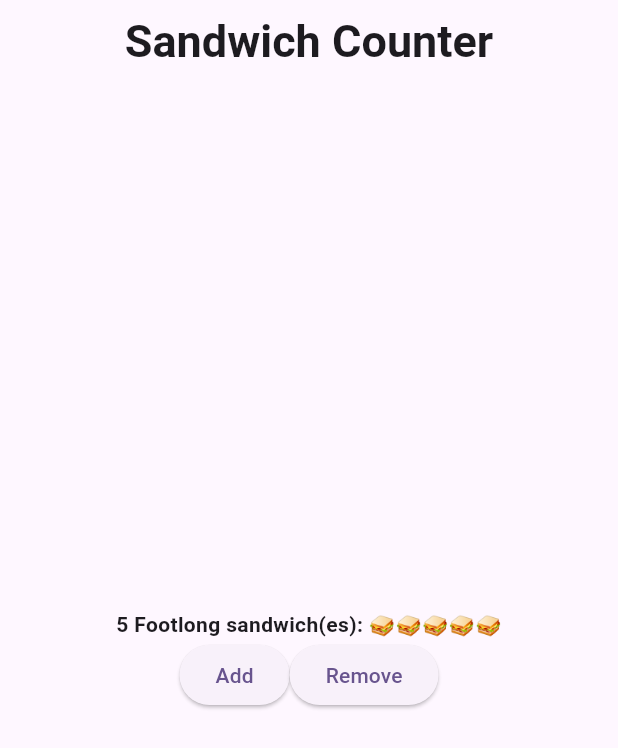
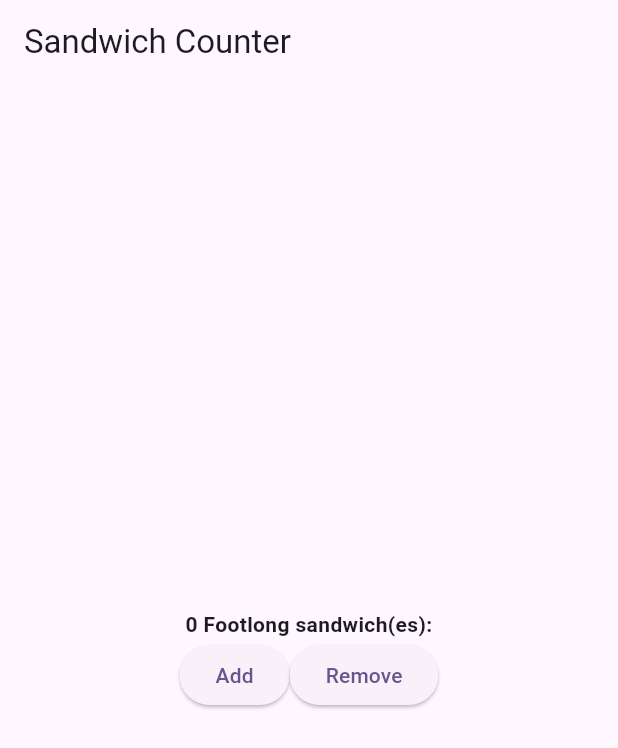
Before and after one commit to hfaulk/sandwich_shop, a Flutter app: the screen it shows after launch, on a phone screen of 412 x 824 dp. Shown: the top 748 px of the screen. Run offline on Flutter 3.47's test engine with Material 3 defaults, Android fonts, the phone set to English and light mode, and no system bars.

Commit message:
Moved UI into OrderScreen, and restructured to use this as home

```diff
--- a/lib/main.dart
+++ b/lib/main.dart
@@ -14,7 +14,7 @@ class MyApp extends StatelessWidget {
       theme: ThemeData(
         colorScheme: ColorScheme.fromSeed(seedColor: Colors.deepPurple),
       ),
-      home: const MyHomePage(title: 'Sandwich Counter'),
+      home: const OrderScreen(maxQuantity: 5),
     );
   }
 }
@@ -35,7 +35,34 @@ class _OrderScreenState extends State<OrderScreen> {
 
   @override
   Widget build(BuildContext context) {
-    return const Placeholder();
+    return Scaffold(
+      appBar: AppBar(title: const Text('Sandwich Counter')),
+      body: Center(
+        child: Column(
+          mainAxisAlignment: MainAxisAlignment.center,
+          children: <Widget>[
+            OrderItemDisplay(_quantity, 'Footlong'),
+            Row(
+              mainAxisAlignment: MainAxisAlignment.center,
+              children: [
+                ElevatedButton(
+                  onPressed: () {
+                    print('Add button pressed!');
+                  },
+                  child: const Text('Add'),
+                ),
+                ElevatedButton(
+                  onPressed: () {
+                    print('Remove button pressed!');
+                  },
+                  child: const Text('Remove'),
+                ),
+              ],
+            ),
+          ],
+        ),
+      ),
+    );
   }
 }
 
@@ -62,47 +89,3 @@ class OrderItemDisplay extends StatelessWidget {
     );
   }
 }
-
-class MyHomePage extends StatefulWidget {
-  const MyHomePage({super.key, required this.title});
-  final String title;
-
-  @override
-  State<MyHomePage> createState() => _MyHomePageState();
-}
-
-class _MyHomePageState extends State<MyHomePage> {
-  @override
-  Widget build(BuildContext context) {
-    return Scaffold(
-      appBar: AppBar(
-        title: Text(
-          widget.title,
-          style: const TextStyle(fontSize: 30, fontWeight: FontWeight.bold),
-        ),
-        centerTitle: true,
-      ),
-      body: Center(
-        child: Column(
-          mainAxisAlignment: MainAxisAlignment.center,
-          children: <Widget>[
-            const OrderItemDisplay(5, 'Footlong'),
-            Row(
-              mainAxisAlignment: MainAxisAlignment.center,
-              children: [
-                ElevatedButton(
-                  onPressed: () => print('Add button pressed!'),
-                  child: const Text('Add'),
-                ),
-                ElevatedButton(
-                  onPressed: () => print('Remove button pressed!'),
-                  child: const Text('Remove'),
-                ),
-              ],
-            ),
-          ],
-        ),
-      ),
-    );
-  }
-}
```
